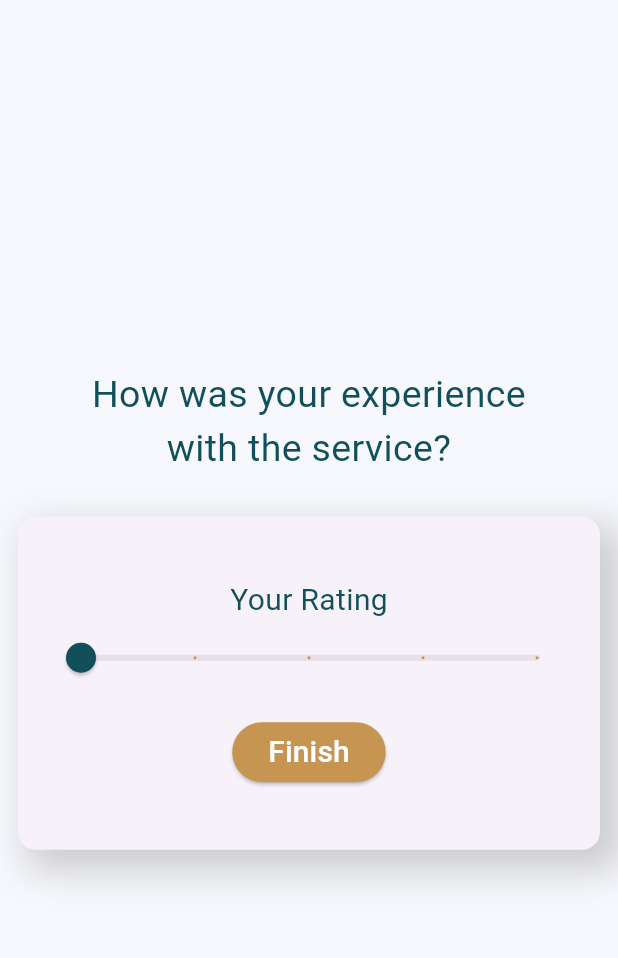
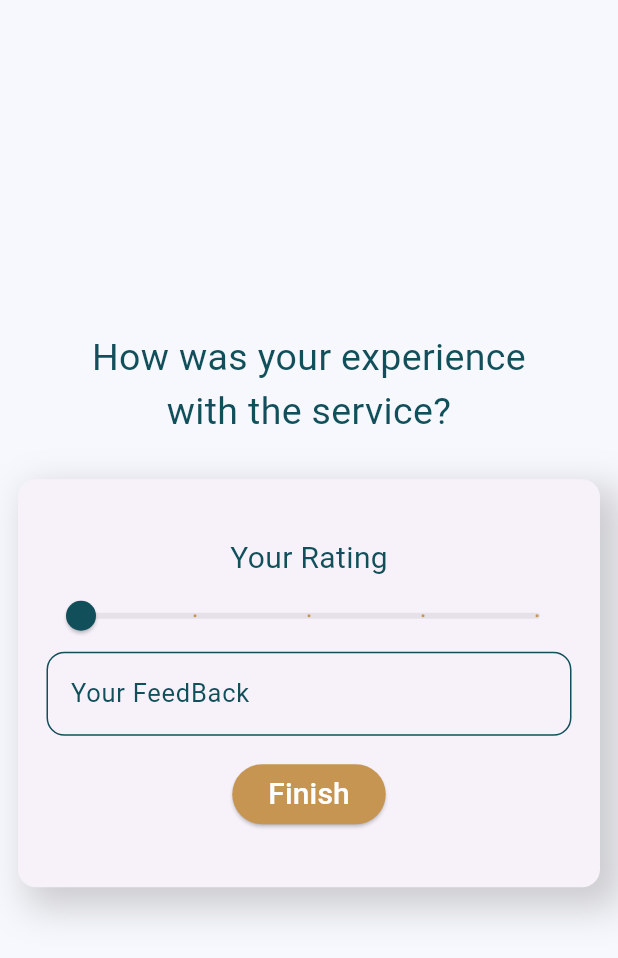
Before and after one commit to seniors007/SwapIt, a Flutter app: the FinishServiceView screen opened directly with empty values, on a phone screen of 412 x 824 dp. Shown: the top 958 px of the screen. Run offline on Flutter 3.47's test engine with Material 3 defaults, Android fonts, the phone set to English and light mode, and no system bars; our stand-ins replace bloc, dio, equatable, flutter_bloc, get, group_button and 2 more; missing offline and left inert: flutter_paypal_payment; network calls fail.

Commit message:
add feedback in finish a service

```diff
--- a/lib/core/widgets/profile_information.dart
+++ b/lib/core/widgets/profile_information.dart
@@ -11,7 +11,7 @@ class ProfileInfo extends StatelessWidget {
   @override
   Widget build(BuildContext context) {
     return BlocProvider<GetUserCubit>(
-      create: (context) => GetUserCubit()..getUser(33),
+      create: (context) => GetUserCubit()..getUser(34),
       child: BlocBuilder<GetUserCubit, GetUserState>(
         builder: (context, state) {
           if (state is GetUserLoading) {
@@ -59,7 +59,7 @@ class ProfileInfo extends StatelessWidget {
                   ),
                   Text(
                     user.username,
-                    style: TextStyle(color: kGreenColor),
+                    style: const TextStyle(color: kGreenColor),
                   ),
                   Row(
                     children: [
--- a/lib/features/notification/presentation/views/notification_view.dart
+++ b/lib/features/notification/presentation/views/notification_view.dart
@@ -12,7 +12,7 @@ class NotificationView extends StatelessWidget {
       body: BlocProvider(
         create: (context) {
           final cubit = NotificationCubit();
-          cubit.getNotifications(userId: 30);
+          cubit.getNotifications(userId: 34);
           return cubit;
         },
         child: const NotificationViewBody(),
--- a/lib/features/profile/presentation/views/widgets/my_points.dart
+++ b/lib/features/profile/presentation/views/widgets/my_points.dart
@@ -24,7 +24,7 @@ class _MyPointsState extends State<MyPoints> {
   }
 
   Future<void> fetchPoints() async {
-    const String userId = '30';
+    const String userId = '34';
     const String url =
         'http://localhost:5204/api/payment/MyPoints?userId=$userId';
 
--- a/lib/features/profile/presentation/views/widgets/profile_view_body.dart
+++ b/lib/features/profile/presentation/views/widgets/profile_view_body.dart
@@ -64,7 +64,7 @@ class ProfileViewBody extends StatelessWidget {
                   ..searchService(
                     serviceName: '',
                     servicePrice: 0,
-                    serviceProviderId: 30,
+                    serviceProviderId: 34,
                     categoryId: 0,
                   ),
                 child: const ServicePostInProfileListView(),
--- a/lib/features/requests/presentation/views/widgets/finish_Service_view_body.dart
+++ b/lib/features/requests/presentation/views/widgets/finish_Service_view_body.dart
@@ -6,6 +6,7 @@ import 'package:dio/dio.dart';
 import 'package:swapit/core/utils/constants.dart';
 import 'package:swapit/core/widgets/custom_button.dart';
 import 'package:swapit/core/widgets/custom_snack_bar.dart';
+import 'package:swapit/core/widgets/custom_text_field.dart';
 
 class FinishServiceViewBody extends StatefulWidget {
   const FinishServiceViewBody({super.key, required this.serviceRequestId});
@@ -18,6 +19,8 @@ class FinishServiceViewBody extends StatefulWidget {
 class _FinishServiceViewBodyState extends State<FinishServiceViewBody> {
   double rate = 1;
   bool isLoading = false;
+  GlobalKey<FormState> formKey = GlobalKey();
+  String feedBack = '';
 
   final Dio _dio = Dio();
   Future<void> _submitRating() async {
@@ -36,7 +39,7 @@ class _FinishServiceViewBodyState extends State<FinishServiceViewBody> {
         final requestBody = {
           "rateValue": rate.round(),
           "rateDate": DateTime.now().toIso8601String(),
-          "feedback": "Your feedback here",
+          "feedback": feedBack,
           "serviceId": widget.serviceRequestId,
           "customerId": 6
         };
@@ -64,7 +67,9 @@ class _FinishServiceViewBodyState extends State<FinishServiceViewBody> {
 
   @override
   Widget build(BuildContext context) {
-    return Padding(
+    return Form(
+      key: formKey,
+      child: Padding(
         padding: const EdgeInsets.symmetric(horizontal: 8),
         child: Column(
           mainAxisAlignment: MainAxisAlignment.center,
@@ -90,7 +95,7 @@ class _FinishServiceViewBodyState extends State<FinishServiceViewBody> {
             Padding(
               padding: const EdgeInsets.symmetric(vertical: 8),
               child: Container(
-              height: 230,
+                height: 280,
                 decoration: BoxDecoration(
                   boxShadow: [
                     BoxShadow(
@@ -125,6 +130,12 @@ class _FinishServiceViewBodyState extends State<FinishServiceViewBody> {
                               setState(() => rate = newPoints);
                             },
                           ),
+                          CustomTextField(
+                            label: 'Your FeedBack',
+                            onChanged: (value) {
+                              feedBack = value;
+                            },
+                          ),
                           const SizedBox(height: 15),
                           isLoading
                               ? const CircularProgressIndicator()
@@ -145,6 +156,7 @@ class _FinishServiceViewBodyState extends State<FinishServiceViewBody> {
             ),
           ],
         ),
+      ),
     );
   }
 }
--- a/lib/features/requests/presentation/views/widgets/request_state_button.dart
+++ b/lib/features/requests/presentation/views/widgets/request_state_button.dart
@@ -67,13 +67,13 @@ class _RequestStateButtonState extends State<RequestStateButton> {
                     });
                     if (index == 0) {
                       BlocProvider.of<PendingRequestsCubit>(context)
-                          .getPendingRequests(customerId: 31);
+                          .getPendingRequests(customerId: 34);
                     } else if (index == 1) {
                       BlocProvider.of<CurrentRequestsCubit>(context)
-                          .getCurrentCustomerServices(customerId: 31);
+                          .getCurrentCustomerServices(customerId: 34);
                     } else if (index == 2) {
                       BlocProvider.of<FinishedRequestsCubit>(context)
-                          .getFinishedCustomerServices(customerId: 31);
+                          .getFinishedCustomerServices(customerId: 34);
                     }
                   },
                 ),
```
Lines whose indentation alone changed are shown as unchanged.
